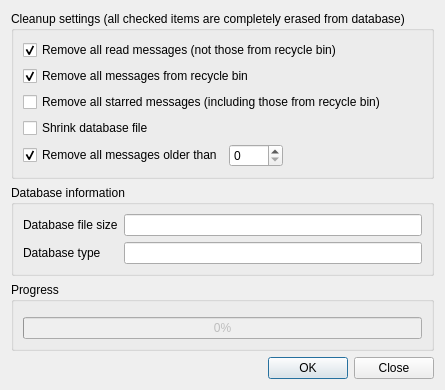
This is src/librssguard/gui/dialogs/formdatabasecleanup.ui in norbusan/rssguard-debian as Qt 5 draws it before an edit. The edited form follows.
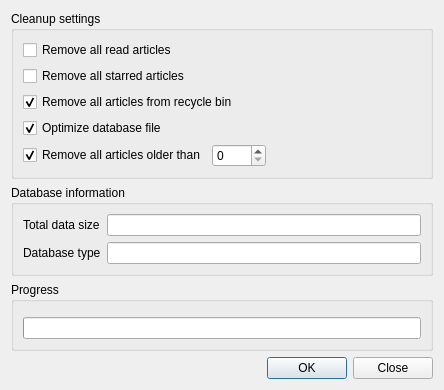
This is the edited form. Custom widgets are drawn as their Qt base class.

The edit to the form file:
```diff
--- a/src/librssguard/gui/dialogs/formdatabasecleanup.ui
+++ b/src/librssguard/gui/dialogs/formdatabasecleanup.ui
@@ -17,23 +17,27 @@
    <item>
     <widget class="QGroupBox" name="m_grpCleanupSettings">
      <property name="title">
-      <string>Cleanup settings (all checked items are completely erased from database)</string>
+      <string>Cleanup settings</string>
      </property>
      <layout class="QGridLayout" name="gridLayout">
-      <item row="4" column="2">
-       <spacer name="horizontalSpacer">
-        <property name="orientation">
-         <enum>Qt::Horizontal</enum>
+      <item row="4" column="0" colspan="3">
+       <widget class="QCheckBox" name="m_checkShrink">
+        <property name="text">
+         <string>Optimize database file</string>
         </property>
-        <property name="sizeHint" stdset="0">
-         <size>
-          <width>40</width>
-          <height>20</height>
-         </size>
+        <property name="checked">
+         <bool>true</bool>
         </property>
-       </spacer>
+       </widget>
       </item>
-      <item row="4" column="1">
+      <item row="0" column="0" colspan="3">
+       <widget class="QCheckBox" name="m_checkRemoveReadMessages">
+        <property name="text">
+         <string>Remove all read articles</string>
+        </property>
+       </widget>
+      </item>
+      <item row="5" column="1">
        <widget class="QSpinBox" name="m_spinDays">
         <property name="maximum">
          <number>1000</number>
@@ -43,47 +47,43 @@
         </property>
        </widget>
       </item>
-      <item row="0" column="0" colspan="3">
-       <widget class="QCheckBox" name="m_checkRemoveReadMessages">
+      <item row="2" column="0" colspan="3">
+       <widget class="QCheckBox" name="m_checkRemoveRecycleBin">
         <property name="text">
-         <string>Remove all read messages (not those from recycle bin)</string>
+         <string>Remove all articles from recycle bin</string>
         </property>
         <property name="checked">
          <bool>true</bool>
         </property>
        </widget>
       </item>
-      <item row="4" column="0">
+      <item row="5" column="0">
        <widget class="QCheckBox" name="m_checkRemoveOldMessages">
         <property name="text">
-         <string>Remove all messages older than</string>
+         <string>Remove all articles older than</string>
         </property>
         <property name="checked">
          <bool>true</bool>
         </property>
        </widget>
       </item>
+      <item row="5" column="2">
+       <spacer name="horizontalSpacer">
+        <property name="orientation">
+         <enum>Qt::Horizontal</enum>
+        </property>
+        <property name="sizeHint" stdset="0">
+         <size>
+          <width>40</width>
+          <height>20</height>
+         </size>
+        </property>
+       </spacer>
+      </item>
       <item row="1" column="0" colspan="3">
-       <widget class="QCheckBox" name="m_checkRemoveRecycleBin">
-        <property name="text">
-         <string>Remove all messages from recycle bin</string>
-        </property>
-        <property name="checked">
-         <bool>true</bool>
-        </property>
-       </widget>
-      </item>
-      <item row="3" column="0" colspan="3">
-       <widget class="QCheckBox" name="m_checkShrink">
-        <property name="text">
-         <string>Shrink database file</string>
-        </property>
-       </widget>
-      </item>
-      <item row="2" column="0" colspan="3">
        <widget class="QCheckBox" name="m_checkRemoveStarredMessages">
         <property name="text">
-         <string>Remove all starred messages (including those from recycle bin)</string>
+         <string>Remove all starred articles</string>
         </property>
        </widget>
       </item>
@@ -99,7 +99,7 @@
       <item row="0" column="0">
        <widget class="QLabel" name="m_lblFileSize">
         <property name="text">
-         <string>Database file size</string>
+         <string>Total data size</string>
         </property>
         <property name="buddy">
          <cstring>m_txtFileSize</cstring>
@@ -147,14 +147,7 @@
        </widget>
       </item>
       <item>
-       <widget class="QProgressBar" name="m_progressBar">
-        <property name="enabled">
-         <bool>false</bool>
-        </property>
-        <property name="value">
-         <number>0</number>
-        </property>
-       </widget>
+       <widget class="QProgressBar" name="m_progressBar"/>
       </item>
      </layout>
     </widget>
```
Left out of the diff: 1 changed line with no effect on the pictures.
